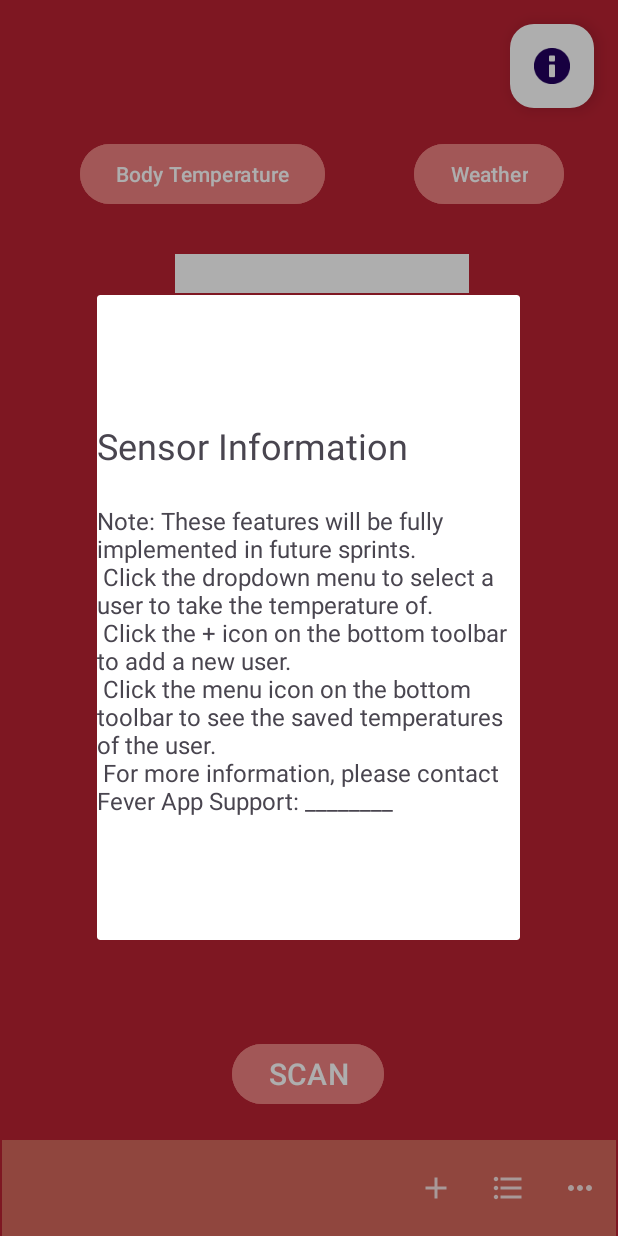
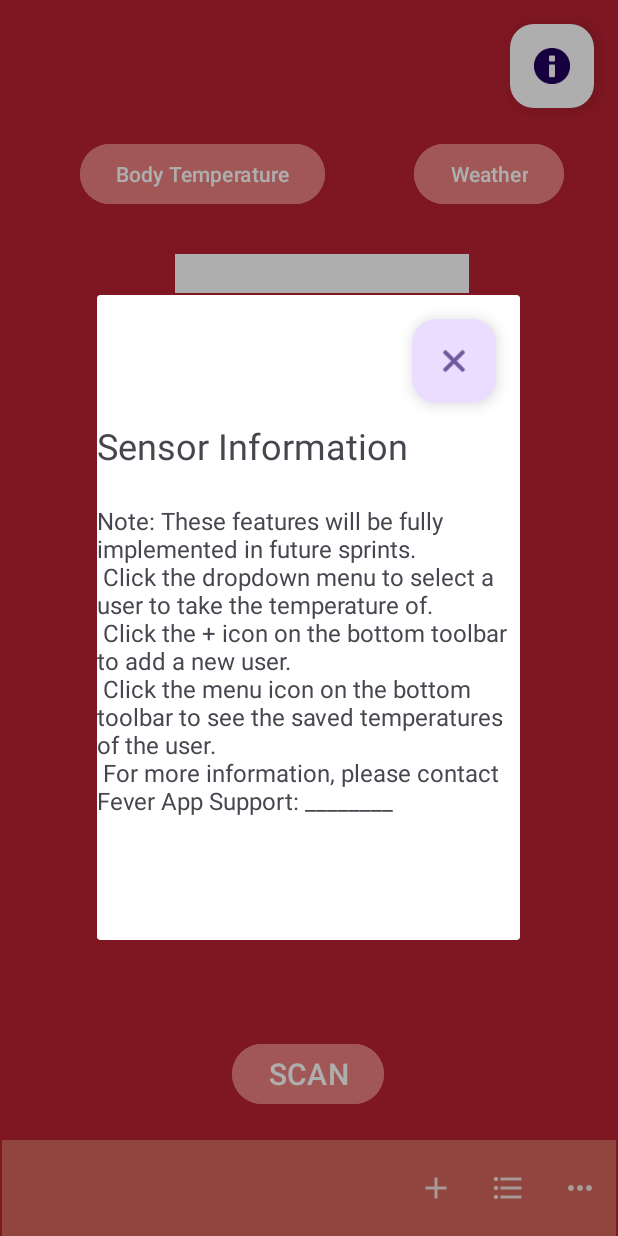
Before and after one commit to jgam2025/coen390_FeverApp, an Android app: the fragment InsertDialogFragment placed in its activity, on a phone screen of 412 x 824 dp. Run offline under Robolectric (Android 15) with nearby library versions, the phone set to English and light mode, and no system bars.

Commit message:
put close button on dialog fragment

```diff
--- a/app/src/main/res/layout/fragment_insert_dialog.xml
+++ b/app/src/main/res/layout/fragment_insert_dialog.xml
@@ -32,5 +32,16 @@
             app:layout_constraintTop_toBottomOf="@+id/titleTextView"
             tools:text="Placeholder" />
 
+        <com.google.android.material.floatingactionbutton.FloatingActionButton
+            android:id="@+id/closeFAB"
+            android:layout_width="wrap_content"
+            android:layout_height="wrap_content"
+            android:layout_marginTop="16dp"
+            android:layout_marginEnd="16dp"
+            android:clickable="true"
+            android:src="@android:drawable/ic_menu_close_clear_cancel"
+            app:layout_constraintEnd_toEndOf="parent"
+            app:layout_constraintTop_toTopOf="parent" />
+
     </androidx.constraintlayout.widget.ConstraintLayout>
 </FrameLayout>
```
